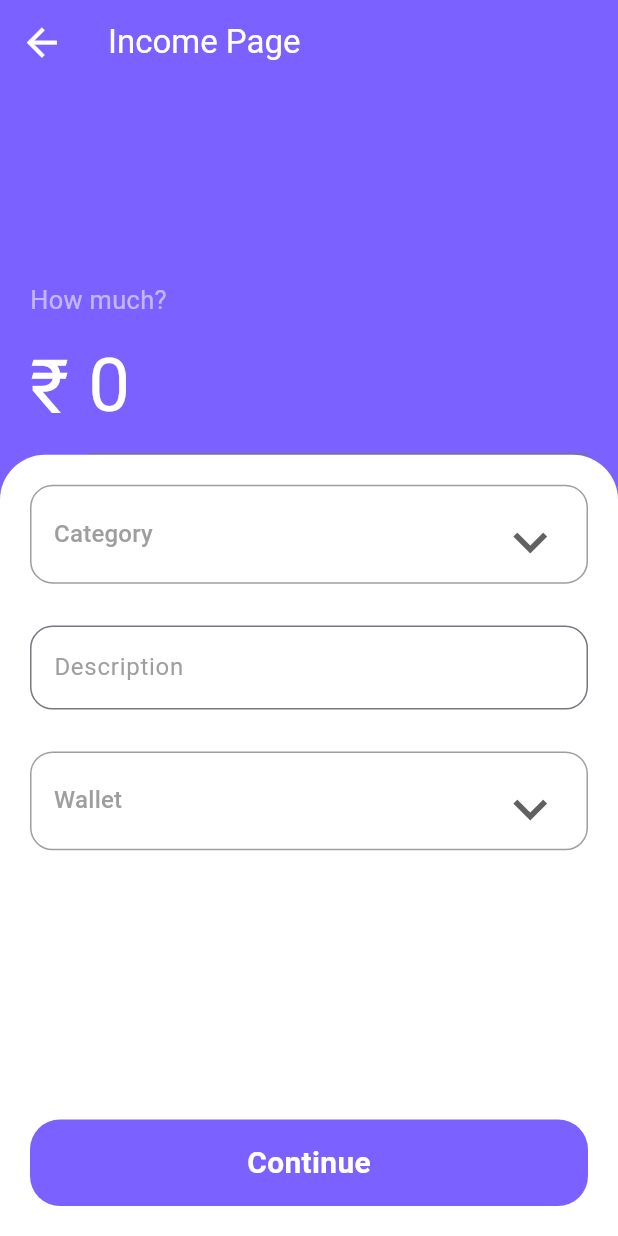
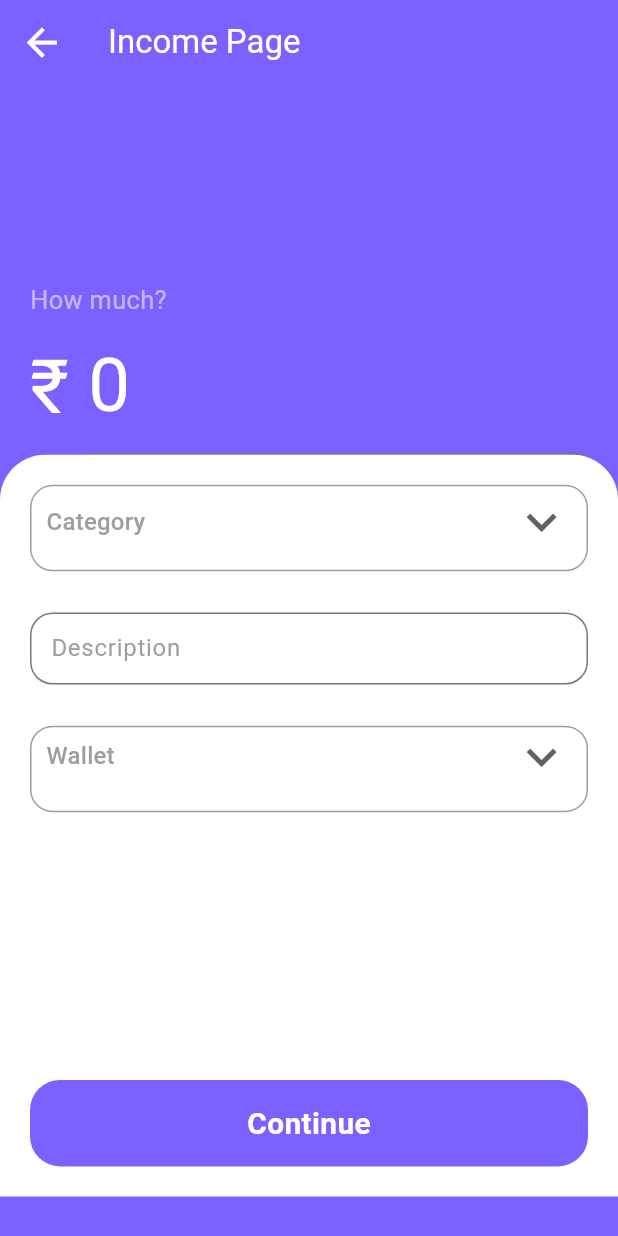
Before and after one commit to arpitvermaofficial/Cipherschool, a Flutter app: the transactionDashBoard screen opened by its route, after a tap on "Income", on a phone screen of 412 x 824 dp. Run offline on Flutter 3.47's test engine with Material 3 defaults, Android fonts, the phone set to English and light mode, and no system bars; our stand-ins replace animated_notch_bottom_bar, device_preview, firebase_auth, firebase_core, flutter_sizer, flutter_slidable and 5 more; accounts and stored records are empty; project files that could hold a hidden picture were left out.

Commit message:
Some UI Changes

```diff
--- a/lib/View/incomePage.dart
+++ b/lib/View/incomePage.dart
@@ -47,7 +47,7 @@ class _IncomePageState extends State<IncomePage> {
             icon: Icon(
               Icons.arrow_back,
               color: Colors.white,
-              size: 30.sp,
+              size: 30.dp,
             ),
             onPressed: () {
               Navigator.pop(context);
@@ -61,7 +61,8 @@ class _IncomePageState extends State<IncomePage> {
             ),
           ),
         ),
-        body: Column(
+        body: SingleChildScrollView(
+          child: Column(
             children: [
               Container(
                 padding: EdgeInsets.symmetric(horizontal: 20),
@@ -72,7 +73,10 @@ class _IncomePageState extends State<IncomePage> {
                   children: [
                     Text(
                       "How much?",
-                    style: TextStyle(fontSize: 17.sp, color: Colors.white54),
+                      style: TextStyle(
+                          fontSize: 17.dp,
+                          overflow: TextOverflow.ellipsis,
+                          color: Colors.white54),
                     ),
                     Row(
                       children: [
@@ -80,7 +84,8 @@ class _IncomePageState extends State<IncomePage> {
                           "₹ ",
                           style: TextStyle(
                             color: Colors.white,
-                          fontSize: 50.sp,
+                            fontSize: 50.dp,
+                            overflow: TextOverflow.ellipsis,
                           ),
                         ),
                         Expanded(
@@ -89,13 +94,15 @@ class _IncomePageState extends State<IncomePage> {
                               keyboardType: TextInputType.number,
                               style: TextStyle(
                                 color: Colors.white,
-                              fontSize: 50.sp,
+                                fontSize: 50.dp,
+                                overflow: TextOverflow.ellipsis,
                               ),
                               decoration: InputDecoration(
                                 hintText: "0",
                                 hintStyle: TextStyle(
                                   color: Colors.white,
-                                fontSize: 50.sp,
+                                  fontSize: 50.dp,
+                                  overflow: TextOverflow.ellipsis,
                                 ),
                               )),
                         ),
@@ -104,8 +111,8 @@ class _IncomePageState extends State<IncomePage> {
                   ],
                 ),
               ),
-            Expanded(
-              child: Container(
+              Container(
+                height: 60.h,
                 width: double.infinity,
                 padding: EdgeInsets.symmetric(horizontal: 20, vertical: 20),
                 decoration: BoxDecoration(
@@ -119,8 +126,8 @@ class _IncomePageState extends State<IncomePage> {
                   children: [
                     Container(
                       width: double.infinity,
-                      height: 8.h,
-                      padding: EdgeInsets.all(15),
+                      height: 7.h,
+                      padding: EdgeInsets.symmetric(horizontal: 10),
                       decoration: BoxDecoration(
                           border: Border.all(width: 1, color: Colors.grey),
                           borderRadius: BorderRadius.circular(15)),
@@ -128,8 +135,8 @@ class _IncomePageState extends State<IncomePage> {
                         isExpanded: true,
                         icon: Icon(Icons.keyboard_arrow_down),
                         underline: Container(),
-                        iconSize: 45,
-                        isDense: true,
+                        iconSize: 40.dp,
+                        isDense: false,
                         hint: new Text("Category",
                             style: TextStyle(color: Colors.grey)),
                         value: selectedCategory == "" ? null : selectedCategory,
@@ -147,15 +154,19 @@ class _IncomePageState extends State<IncomePage> {
                                 map["iconcolor"].toString() +
                                 "#",
                             // value: _mySelection,
+                            child: Container(
+                              padding: EdgeInsets.all(5),
                               child: Row(
                                 children: <Widget>[
                                   Container(
-                                  height: 6.h,
+                                    height: 25.h,
                                     padding: EdgeInsets.all(10),
                                     width: 13.w,
                                     decoration: BoxDecoration(
-                                      color: map["iconcolor"].withOpacity(0.1),
-                                      borderRadius: BorderRadius.circular(20)),
+                                        color:
+                                            map["iconcolor"].withOpacity(0.1),
+                                        borderRadius:
+                                            BorderRadius.circular(20)),
                                     child: SvgPicture.asset(map["icon"],
                                         color: map["iconcolor"]),
                                   ),
@@ -168,6 +179,7 @@ class _IncomePageState extends State<IncomePage> {
                                   ),
                                 ],
                               ),
+                            ),
                           );
                         }).toList(),
                       ),
@@ -175,8 +187,11 @@ class _IncomePageState extends State<IncomePage> {
                     TextField(
                       controller: descriptionController,
                       decoration: InputDecoration(
+                        contentPadding:
+                            EdgeInsets.symmetric(horizontal: 10, vertical: 10),
                         border: OutlineInputBorder(
                           borderRadius: BorderRadius.circular(15),
+                          borderSide: BorderSide(color: Colors.grey),
                         ),
                         hintText: "Description",
                         hintStyle: TextStyle(
@@ -186,8 +201,8 @@ class _IncomePageState extends State<IncomePage> {
                     ),
                     Container(
                       width: double.infinity,
-                      height: 8.h,
-                      padding: EdgeInsets.all(15),
+                      height: 7.h,
+                      padding: EdgeInsets.symmetric(horizontal: 10),
                       decoration: BoxDecoration(
                           border: Border.all(width: 1, color: Colors.grey),
                           borderRadius: BorderRadius.circular(15)),
@@ -195,7 +210,7 @@ class _IncomePageState extends State<IncomePage> {
                         isExpanded: true,
                         icon: Icon(Icons.keyboard_arrow_down),
                         underline: Container(),
-                        iconSize: 45,
+                        iconSize: 40.dp,
                         isDense: true,
                         hint: new Text(
                           "Wallet",
@@ -222,9 +237,24 @@ class _IncomePageState extends State<IncomePage> {
                       builder: (context, todo, child) {
                         return GestureDetector(
                           onTap: () {
+                            if (descriptionController == null ||
+                                amountController.text.isEmpty ||
+                                amountController.text == "") {
+                              ScaffoldMessenger.of(context)
+                                  .showSnackBar(SnackBar(
+                                content: Text('Please enter all fields'),
+                                duration: Duration(seconds: 1),
+                              ));
+                            } else if (amountController.text.length > 10) {
+                              ScaffoldMessenger.of(context)
+                                  .showSnackBar(SnackBar(
+                                content: Text('Please enter valid amount'),
+                                duration: Duration(seconds: 1),
+                              ));
+                            } else {
                               test = selectedCategory.split('#');
-
-                            String Timestamp = DateFormat('yyyy-MM-dd HH:mm:ss')
+                              String Timestamp =
+                                  DateFormat('yyyy-MM-dd HH:mm:ss')
                                       .format(DateTime.now())
                                       .toString();
                               todo.insertNote(TransacationModel(
@@ -235,11 +265,7 @@ class _IncomePageState extends State<IncomePage> {
                                   icon: test[1],
                                   iconcolor: test[2]));
                               Navigator.pop(context);
-
-                            // Navigator.pushReplacement(
-                            //     context,
-                            //     MaterialPageRoute(
-                            //         builder: (context) => HomePage()));
+                            }
                           },
                           child: Container(
                             width: double.infinity,
@@ -251,7 +277,8 @@ class _IncomePageState extends State<IncomePage> {
                                 child: Text(
                               'Continue',
                               style: TextStyle(
-                                  fontSize: 20.sp,
+                                  fontSize: 20.dp,
+                                  overflow: TextOverflow.ellipsis,
                                   color: Colors.white,
                                   fontWeight: FontWeight.w600),
                             )),
@@ -261,9 +288,9 @@ class _IncomePageState extends State<IncomePage> {
                     ),
                   ],
                 ),
-              ),
               )
             ],
+          ),
         ));
   }
 }
--- a/lib/View/transactionDashboard.dart
+++ b/lib/View/transactionDashboard.dart
@@ -93,7 +93,7 @@ class _transactionDashBoardState extends State<transactionDashBoard> {
                 'Account  Balance',
                 style: TextStyle(
                     fontWeight: FontWeight.w500,
-                    fontSize: 15.sp,
+                    fontSize: 15.dp,overflow: TextOverflow.ellipsis,
                     color: Colors.grey),
               ),
               Consumer<TodoDB>(builder: (context, todo, child) {
@@ -140,7 +140,7 @@ class _transactionDashBoardState extends State<transactionDashBoard> {
                 Text('Recent Transactions',
                     style: TextStyle(
                         fontWeight: FontWeight.w500,
-                        fontSize: 18.sp,
+                        fontSize: 18.dp,overflow: TextOverflow.ellipsis,
                         color: Colors.black)),
                 Container(
                   height: 5.h,
@@ -153,7 +153,7 @@ class _transactionDashBoardState extends State<transactionDashBoard> {
                       'See All',
                       style: TextStyle(
                           fontWeight: FontWeight.w500,
-                          fontSize: 12.sp,
+                          fontSize: 12.dp,overflow: TextOverflow.ellipsis,
                           color: ColorUtils.purplelight),
                     ),
                   ),
--- a/lib/Widgets/accountCard.dart
+++ b/lib/Widgets/accountCard.dart
@@ -10,7 +10,13 @@ class accountCard extends StatefulWidget {
   final int Amount;
   final String CardIcon;
   final String title;
-  const accountCard({super.key, required this.color, required this.Amount, required this.CardIcon, required this.title});
+
+  const accountCard(
+      {super.key,
+      required this.color,
+      required this.Amount,
+      required this.CardIcon,
+      required this.title});
 
   @override
   State<accountCard> createState() => _accountCardState();
@@ -21,23 +27,20 @@ class _accountCardState extends State<accountCard> {
   Widget build(BuildContext context) {
     return GestureDetector(
       onTap: () {
-       if(widget.title=="Expense") {
-          Navigator.pushNamed(context, RouteName.expansePage).then((_) => setState(() {}));
-       }
-
-        else {
+        if (widget.title == "Expense") {
+          Navigator.pushNamed(context, RouteName.expansePage)
+              .then((_) => setState(() {}));
+        } else {
           Navigator.pushNamed(context, RouteName.incomePage);
         }
       },
       child: Container(
           padding: EdgeInsets.all(10),
-          height: 8.8.h,
+          height: 9.h,
           width: 43.w,
           decoration: BoxDecoration(
-              color: widget.color,
-              borderRadius: BorderRadius.circular(20)),
+              color: widget.color, borderRadius: BorderRadius.circular(20)),
           child: Row(
-            mainAxisAlignment: MainAxisAlignment.spaceAround,
             children: [
               Container(
                 height: 5.h,
@@ -50,18 +53,23 @@ class _accountCardState extends State<accountCard> {
                   'assets/icons/${widget.CardIcon}.svg',
                 ),
               ),
+              SizedBox(
+                width: 5.w,
+              ),
               Column(
                 crossAxisAlignment: CrossAxisAlignment.start,
                 mainAxisAlignment: MainAxisAlignment.spaceBetween,
                 children: [
                   Text(widget.title,
                       style: TextStyle(
-                          fontSize:13.sp,
+                          fontSize: 12.dp,
                           fontWeight: FontWeight.w500,
-                          color: Colors.white)),
+                          color: Colors.white,
+                          overflow: TextOverflow.ellipsis)),
                   Text("₹${widget.Amount}",
                       style: TextStyle(
-                          fontSize: 17.sp,
+                          fontSize: 17.dp,
+                          overflow: TextOverflow.ellipsis,
                           fontWeight: FontWeight.w700,
                           color: Colors.white))
                 ],
```
Also changed, not shown: lib/View/expansePage.dart (+51 -21 lines), lib/View/signUp.dart (+18 -4 lines), lib/Widgets/transactionListTile.dart (+4 -4 lines), lib/main.dart (+10 -6 lines). Lines whose indentation alone changed are shown as unchanged.
